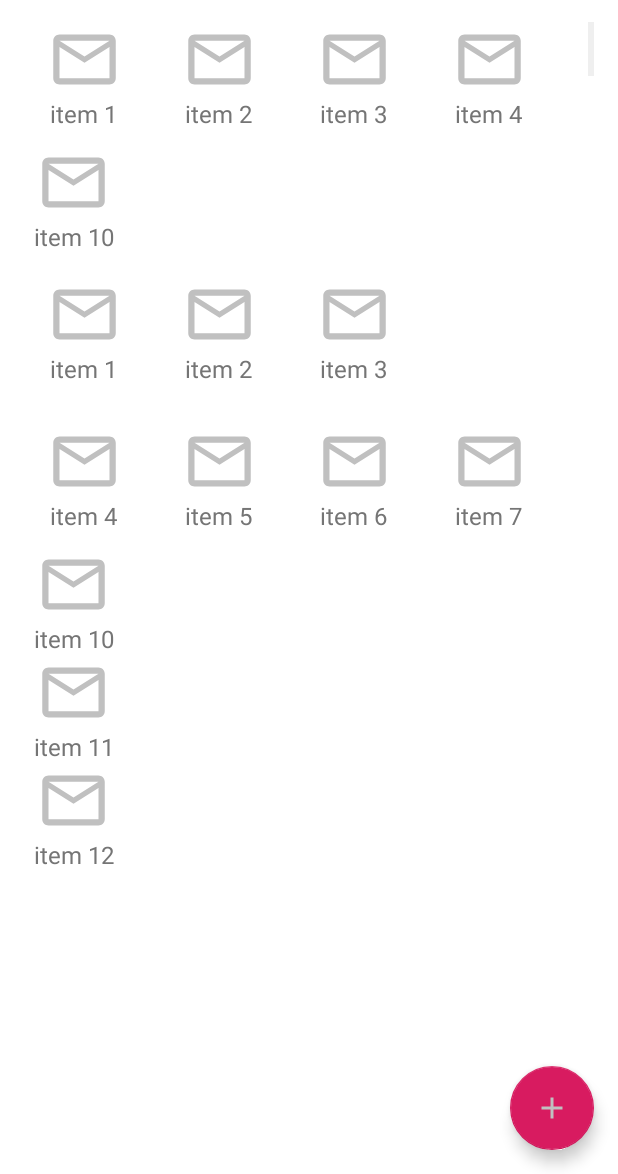
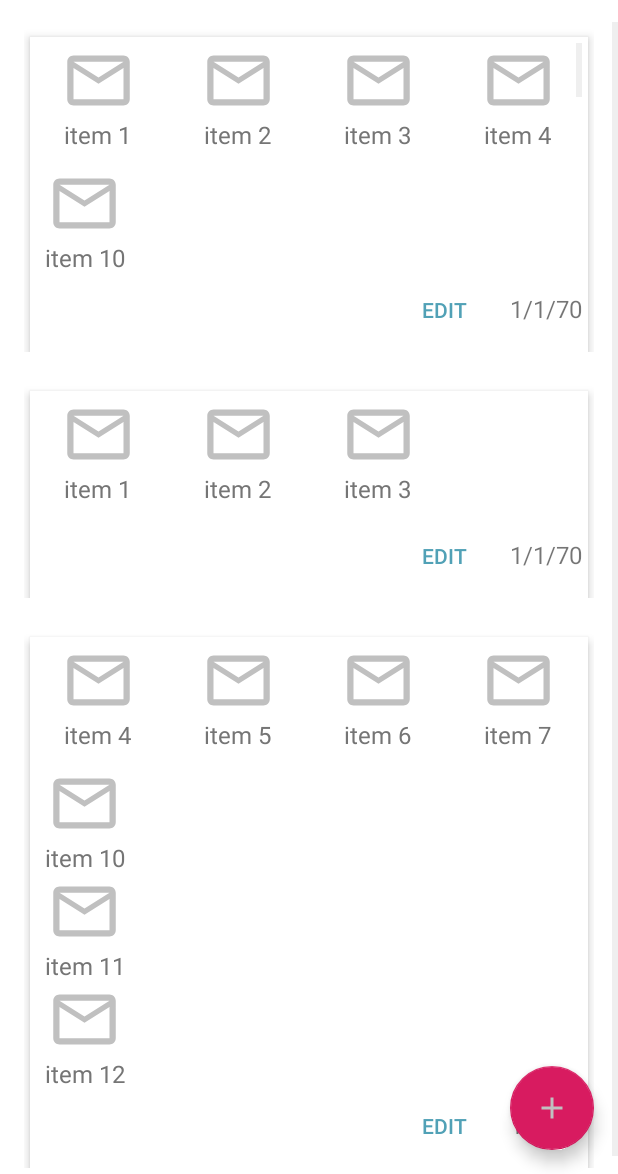
Before and after one commit to SirionRazzer/Diary, an Android app: the HistoryActivity screen opened directly, with no data from a screen before it, on a phone screen of 412 x 824 dp, the part 62-1236 px from its top. Run offline under Robolectric (Android 15) with nearby library versions, the phone set to English and light mode, and no system bars; libraries missing offline, so code that uses them is left out: io.realm, io.realm.annotations.

Commit message:
HistoryActivity - date, edit

```diff
--- a/app/src/main/java/com/sirionrazzer/diary/history/HistoryActivity.kt
+++ b/app/src/main/java/com/sirionrazzer/diary/history/HistoryActivity.kt
@@ -1,12 +1,10 @@
 package com.sirionrazzer.diary.history
 
-import android.content.Intent
 import android.os.Bundle
 import android.support.design.widget.FloatingActionButton
 import android.support.v7.app.AppCompatActivity
 import android.support.v7.widget.LinearLayoutManager
 import android.support.v7.widget.RecyclerView
-import android.widget.Toast
 import com.sirionrazzer.diary.R
 import com.sirionrazzer.diary.main.MainActivity
 import kotlinx.android.synthetic.main.toolbar.*
@@ -42,7 +40,7 @@ class HistoryActivity : AppCompatActivity() {
         val historyItems: ArrayList<ArrayList<TrackItem>> = arrayListOf(trackitems1, trackitems2, trackitems3)
 
         viewManager = LinearLayoutManager(this)
-        viewAdapter = HistoryAdapter(this, historyItems) { trackItemsIds: ArrayList<String> -> historyItemClicked(trackItemsIds) }
+        viewAdapter = HistoryAdapter(this, historyItems)
         recyclerView = findViewById(R.id.historyItemRecyclerView)
         recyclerView.adapter = viewAdapter
         recyclerView.layoutManager = viewManager
@@ -52,11 +50,4 @@ class HistoryActivity : AppCompatActivity() {
             startActivity<MainActivity>()
         }
     }
-
-    private fun historyItemClicked(trackItemsIds: ArrayList<String>) {
-        Toast.makeText(this, "a", Toast.LENGTH_LONG).show()
-        val intent = Intent(this, MainActivity::class.java)
-        intent.putExtra("trackItemsIds", trackItemsIds)
-        this.startActivity(intent)
-    }
 }
--- a/app/src/main/java/com/sirionrazzer/diary/history/HistoryAdapter.kt
+++ b/app/src/main/java/com/sirionrazzer/diary/history/HistoryAdapter.kt
@@ -8,20 +8,19 @@ import android.view.LayoutInflater
 import android.view.ViewGroup
 import android.widget.*
 import com.sirionrazzer.diary.R
+import com.sirionrazzer.diary.main.MainActivity
 import com.sirionrazzer.diary.models.TrackItem
 import com.sirionrazzer.diary.stats.TrackItemStatsActivity
+import com.sirionrazzer.diary.util.DateUtils
 
 class HistoryAdapter(
     private val context: Context,
-    private val dataSource: ArrayList<ArrayList<TrackItem>>,
-    private val clickListener: (ArrayList<String>) -> Unit)
+    private val dataSource: ArrayList<ArrayList<TrackItem>>)
     : RecyclerView.Adapter<HistoryAdapter.ViewHolder>() {
 
-    class ViewHolder(val historyItemLayout: LinearLayout) : RecyclerView.ViewHolder(historyItemLayout) {
-        fun bind(trackItemsIds: ArrayList<String>, clickListener: (ArrayList<String>) -> Unit) {
-            historyItemLayout.setOnClickListener { clickListener(trackItemsIds) }
-        }
-    }
+    private val dateUtils = DateUtils()
+
+    class ViewHolder(val historyItemLayout: LinearLayout) : RecyclerView.ViewHolder(historyItemLayout)
 
     private val inflater: LayoutInflater = LayoutInflater.from(context)
 
@@ -35,10 +34,11 @@ class HistoryAdapter(
 
     override fun onBindViewHolder(holder: ViewHolder, position: Int) {
         val historyItem = holder.historyItemLayout
+        val allTrackItems = dataSource[position]
+
         val gridLayout = historyItem.findViewById<GridView>(R.id.trackItemWithoutText)
         val recyclerView = historyItem.findViewById<RecyclerView>(R.id.trackItemWithText)
 
-        val allTrackItems = dataSource[position]
         val trackItemsWithoutText: ArrayList<TrackItem> = arrayListOf()
         val trackItemsWithText: ArrayList<TrackItem> = arrayListOf()
         val trackItemsIds: ArrayList<String> = arrayListOf()
@@ -51,18 +51,22 @@ class HistoryAdapter(
                 trackItemsWithoutText.add(it)
             }
         }
-//        Toast.makeText(context, trackItemsWithText.size.toString(), Toast.LENGTH_LONG).show()
+
         gridLayout.adapter = TrackItemsWithoutTextAdapter(gridLayout.context, trackItemsWithoutText)
         recyclerView.adapter = TrackItemsWithTextAdapter(recyclerView.context, trackItemsWithText) { trackItemName: String -> trackItemClicked(trackItemName) }
         recyclerView.layoutManager = LinearLayoutManager(recyclerView.context)
 
-        holder.bind(trackItemsIds, clickListener)
-//        val intent = Intent(historyItem.context, MainActivity::class.java)
-//        intent.putExtra("date", allTrackItems[0].date)
-//        historyItem.setOnClickListener {
-//            Toast.makeText(context, "a", Toast.LENGTH_LONG).show()
-//            context.startActivity(intent)
-//        }
+        if (!allTrackItems.isEmpty()) {
+            val date = historyItem.findViewById<TextView>(R.id.historyItemDate)
+            date.text = dateUtils.smartDate(dateUtils.dateFromMillis(allTrackItems[0].date), false)
+
+            val editButton: Button = historyItem.findViewById(R.id.btnEditHistoryItem)
+            editButton.setOnClickListener {
+                val intent = Intent(context, MainActivity::class.java)
+                intent.putExtra("trackItemsIds", trackItemsIds)
+                context.startActivity(intent)
+            }
+        }
     }
 
     override fun getItemCount(): Int {
--- a/app/src/main/res/layout/history_item.xml
+++ b/app/src/main/res/layout/history_item.xml
@@ -7,26 +7,64 @@
     android:paddingEnd="16dp"
     android:paddingBottom="16dp">
 
+    <android.support.v7.widget.CardView xmlns:card_view="http://schemas.android.com/apk/res-auto"
+        android:id="@+id/cwStatItem"
+        android:layout_width="match_parent"
+        android:layout_height="wrap_content"
+        android:layout_marginStart="4dp"
+        android:layout_marginTop="10dp"
+        android:layout_marginEnd="4dp"
+        card_view:cardCornerRadius="0dp"
+        card_view:cardElevation="4dp"
+        card_view:contentPadding="4dp">
+
+        <LinearLayout
+            android:layout_width="wrap_content"
+            android:layout_height="wrap_content"
+            android:orientation="vertical">
+
             <GridView
                 android:id="@+id/trackItemWithoutText"
                 android:layout_width="wrap_content"
                 android:layout_height="wrap_content"
                 android:layout_gravity="center_horizontal|center_vertical"
                 android:gravity="center"
-        android:columnWidth="80dp"
+                android:horizontalSpacing="10dp"
                 android:numColumns="4"
                 android:orientation="horizontal"
-        android:stretchMode="none"
-        android:verticalSpacing="10dp"
-        android:horizontalSpacing="10dp">
-    </GridView>
+                android:stretchMode="columnWidth"
+                android:verticalSpacing="10dp" />
 
             <android.support.v7.widget.RecyclerView xmlns:android="http://schemas.android.com/apk/res/android"
                 android:id="@+id/trackItemWithText"
                 android:layout_width="match_parent"
                 android:layout_height="wrap_content"
-        android:scrollbars="vertical"
-        android:paddingTop="10dp"/>
+                android:paddingTop="10dp"
+                android:scrollbars="vertical" />
 
+            <LinearLayout
+                android:layout_width="wrap_content"
+                android:layout_height="wrap_content"
+                android:layout_gravity="end">
+
+                <Button
+                    android:id="@+id/btnEditHistoryItem"
+                    android:layout_width="wrap_content"
+                    android:layout_height="wrap_content"
+                    android:background="@drawable/button_background_transparent"
+                    android:text="@string/edit_history_item"
+                    android:textColor="@color/colorPrimary" />
+
+                <TextView
+                    android:id="@+id/historyItemDate"
+                    android:layout_width="wrap_content"
+                    android:layout_height="wrap_content"
+                    android:text="date"
+                    android:textSize="16sp" />
+            </LinearLayout>
 
         </LinearLayout>
+
+    </android.support.v7.widget.CardView>
+
+</LinearLayout>
--- a/app/src/main/res/layout/template_item_with_text.xml
+++ b/app/src/main/res/layout/template_item_with_text.xml
@@ -7,7 +7,7 @@
 
 
     <RelativeLayout
-        android:layout_width="80dp"
+        android:layout_width="wrap_content"
         android:layout_height="wrap_content"
         android:gravity="center"
         android:orientation="vertical">
--- a/app/src/main/res/values/strings.xml
+++ b/app/src/main/res/values/strings.xml
@@ -7,4 +7,5 @@
     <string name="skip_now">skip now</string>
     <string name="title_my_day">My day</string>
     <string name="title_manage_activities">Manage activities</string>
+    <string name="edit_history_item">Edit</string>
 </resources>
```
Lines whose indentation alone changed are shown as unchanged.
